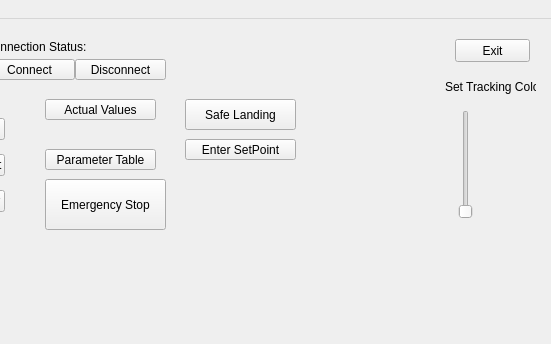
This is app/gui/main_window.ui in saccharios/FollowMeFlie as Qt 5 draws it before an edit; both pictures show x 135 to 686 and y 0 to 344 of the 686 by 603 pixel window. The edited form follows.
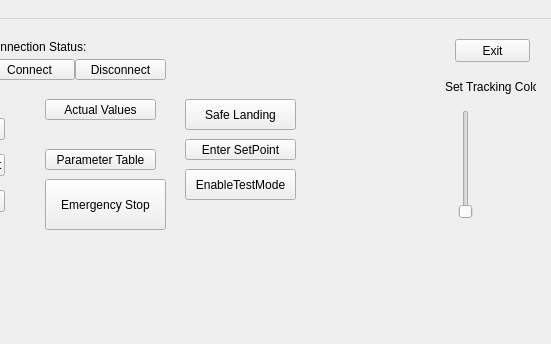
This is the edited form.

Commit message: Add test mode (no flying commands are issued)

```diff
--- a/app/gui/main_window.ui
+++ b/app/gui/main_window.ui
@@ -283,6 +283,19 @@
      <string>Enter SetPoint</string>
     </property>
    </widget>
+   <widget class="QPushButton" name="pushButton_enableTestMode">
+    <property name="geometry">
+     <rect>
+      <x>320</x>
+      <y>150</y>
+      <width>111</width>
+      <height>31</height>
+     </rect>
+    </property>
+    <property name="text">
+     <string>EnableTestMode</string>
+    </property>
+   </widget>
   </widget>
   <widget class="QMenuBar" name="menuBar">
    <property name="geometry">
```
The commit also changes 7 other files.
